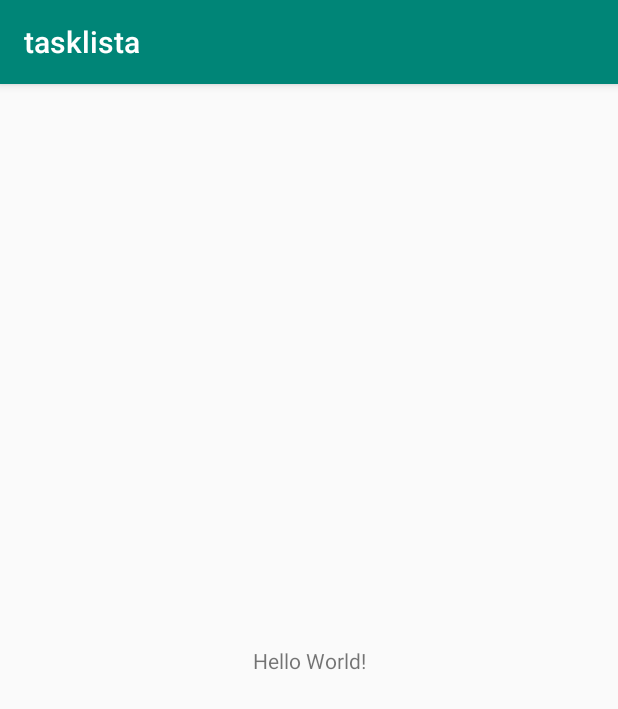
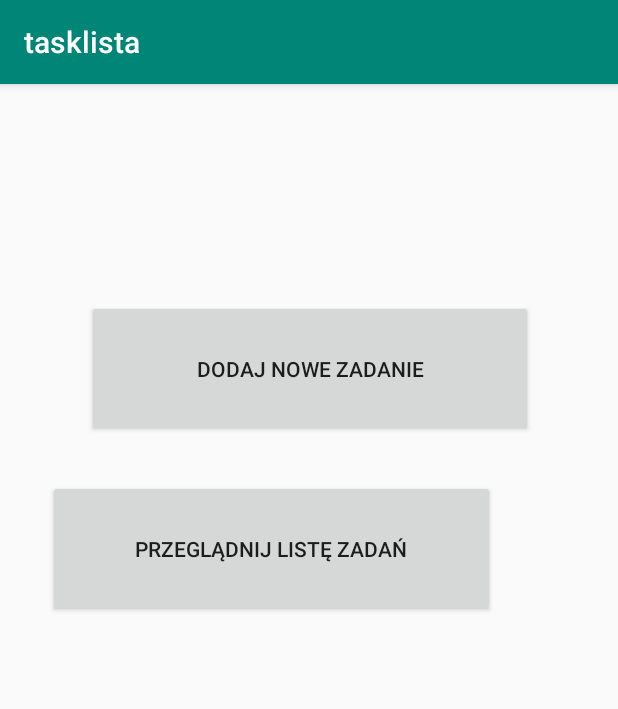
Before and after one commit to tpazera/android-tasklist, an Android app: the screen it shows after launch (MainActivity), on a phone screen of 412 x 824 dp. Shown: the top 709 px of the screen. Run offline under Robolectric (Android 15) with nearby library versions, the phone set to English and light mode, and no system bars.

Commit message:
Add buttons on MainActivity and handle them

```diff
--- a/app/src/main/java/pl/tkjm/tasklist/MainActivity.java
+++ b/app/src/main/java/pl/tkjm/tasklist/MainActivity.java
@@ -1,5 +1,8 @@
 package pl.tkjm.tasklist;
 
+import android.content.Intent;
+import android.view.View;
+import android.widget.Button;
 import androidx.appcompat.app.AppCompatActivity;
 
 import android.database.sqlite.SQLiteDatabase;
@@ -23,5 +26,19 @@ public class MainActivity extends AppCompatActivity {
         for(Task t : taskList) {
             Log.i("db", t.getTitle());
         }
+
+        setActivity(R.id.button, AddActivity.class);
+        setActivity(R.id.button1, ShowActivity.class);
+    }
+
+    private void setActivity(int buttonId, final Class activity) {
+        Button button = findViewById(buttonId);
+        button.setOnClickListener(new View.OnClickListener() {
+            @Override
+            public void onClick(View v) {
+                final Intent intent = new Intent(MainActivity.this, activity);
+                startActivity(intent);
+            }
+        });
     }
 }
--- a/app/src/main/res/layout/activity_main.xml
+++ b/app/src/main/res/layout/activity_main.xml
@@ -1,18 +1,24 @@
 <?xml version="1.0" encoding="utf-8"?>
 <androidx.constraintlayout.widget.ConstraintLayout xmlns:android="http://schemas.android.com/apk/res/android"
-    xmlns:app="http://schemas.android.com/apk/res-auto"
-    xmlns:tools="http://schemas.android.com/tools"
-    android:layout_width="match_parent"
-    android:layout_height="match_parent"
-    tools:context=".MainActivity">
+                                                   xmlns:app="http://schemas.android.com/apk/res-auto"
+                                                   xmlns:tools="http://schemas.android.com/tools"
+                                                   android:layout_width="match_parent"
+                                                   android:layout_height="match_parent"
+                                                   tools:context=".MainActivity">
 
-    <TextView
-        android:layout_width="wrap_content"
-        android:layout_height="wrap_content"
-        android:text="Hello World!"
-        app:layout_constraintBottom_toBottomOf="parent"
-        app:layout_constraintLeft_toLeftOf="parent"
-        app:layout_constraintRight_toRightOf="parent"
-        app:layout_constraintTop_toTopOf="parent" />
+    <Button
+            android:text="PRZEGLĄDNIJ LISTĘ ZADAŃ"
+            android:layout_width="298dp"
+            android:layout_height="91dp"
+            android:id="@+id/button1" app:layout_constraintTop_toTopOf="parent"
+            app:layout_constraintStart_toStartOf="parent" android:layout_marginTop="264dp"
+            android:layout_marginStart="32dp"/>
+    <Button
+            android:text="DODAJ NOWE ZADANIE"
+            android:layout_width="297dp"
+            android:layout_height="91dp"
+            android:id="@+id/button" app:layout_constraintTop_toTopOf="parent"
+            app:layout_constraintStart_toStartOf="parent" android:layout_marginTop="144dp"
+            app:layout_constraintEnd_toEndOf="parent" app:layout_constraintHorizontal_bias="0.507"/>
 
 </androidx.constraintlayout.widget.ConstraintLayout>
```
Also changed, not shown: app/src/main/AndroidManifest.xml (+5 -3 lines), app/src/main/java/pl/tkjm/tasklist/ShowActivity.java (added, +13 -0 lines), app/src/main/res/layout/activity_show.xml (added, +10 -0 lines).
